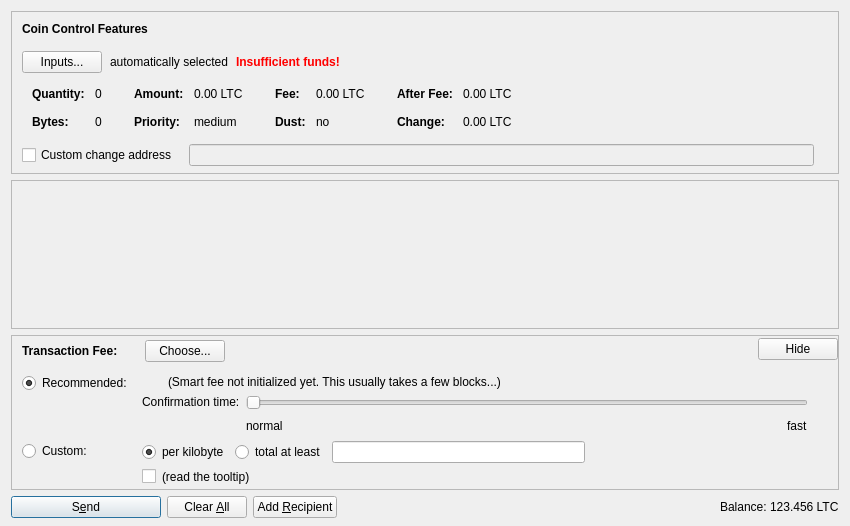
First picture: the form in litecash/src/qt/forms/sendcoinsdialog.ui, repository litecoincash/LitecoinCash, before the edit.
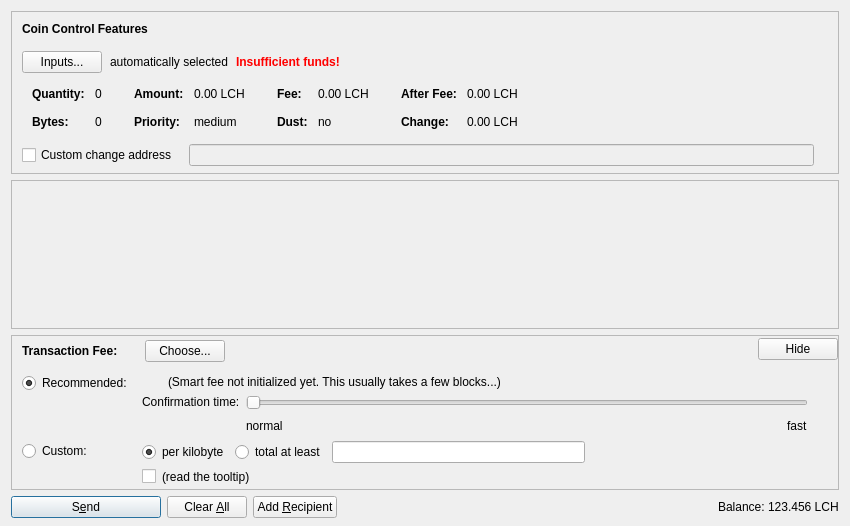
Second picture: the form after the edit. Icons and pictures are not drawn. Custom widgets are drawn as their Qt base class.

Diff of the .ui file:
```diff
--- a/litecash/src/qt/forms/sendcoinsdialog.ui
+++ b/litecash/src/qt/forms/sendcoinsdialog.ui
@@ -324,7 +324,7 @@
                   <enum>Qt::ActionsContextMenu</enum>
                  </property>
                  <property name="text">
-                  <string notr="true">0.00 LTC</string>
+                  <string notr="true">0.00 LCH</string>
                  </property>
                  <property name="textInteractionFlags">
                   <set>Qt::LinksAccessibleByMouse|Qt::TextSelectableByKeyboard|Qt::TextSelectableByMouse</set>
@@ -404,7 +404,7 @@
                   <enum>Qt::ActionsContextMenu</enum>
                  </property>
                  <property name="text">
-                  <string notr="true">0.00 LTC</string>
+                  <string notr="true">0.00 LCH</string>
                  </property>
                  <property name="textInteractionFlags">
                   <set>Qt::LinksAccessibleByMouse|Qt::TextSelectableByKeyboard|Qt::TextSelectableByMouse</set>
@@ -484,7 +484,7 @@
                   <enum>Qt::ActionsContextMenu</enum>
                  </property>
                  <property name="text">
-                  <string notr="true">0.00 LTC</string>
+                  <string notr="true">0.00 LCH</string>
                  </property>
                  <property name="textInteractionFlags">
                   <set>Qt::LinksAccessibleByMouse|Qt::TextSelectableByKeyboard|Qt::TextSelectableByMouse</set>
@@ -513,7 +513,7 @@
                   <enum>Qt::ActionsContextMenu</enum>
                  </property>
                  <property name="text">
-                  <string notr="true">0.00 LTC</string>
+                  <string notr="true">0.00 LCH</string>
                  </property>
                  <property name="textInteractionFlags">
                   <set>Qt::LinksAccessibleByMouse|Qt::TextSelectableByKeyboard|Qt::TextSelectableByMouse</set>
@@ -1299,7 +1299,7 @@
           <cursorShape>IBeamCursor</cursorShape>
          </property>
          <property name="text">
-          <string notr="true">123.456 LTC</string>
+          <string notr="true">123.456 LCH</string>
          </property>
          <property name="textInteractionFlags">
           <set>Qt::LinksAccessibleByMouse|Qt::TextSelectableByKeyboard|Qt::TextSelectableByMouse</set>
```
